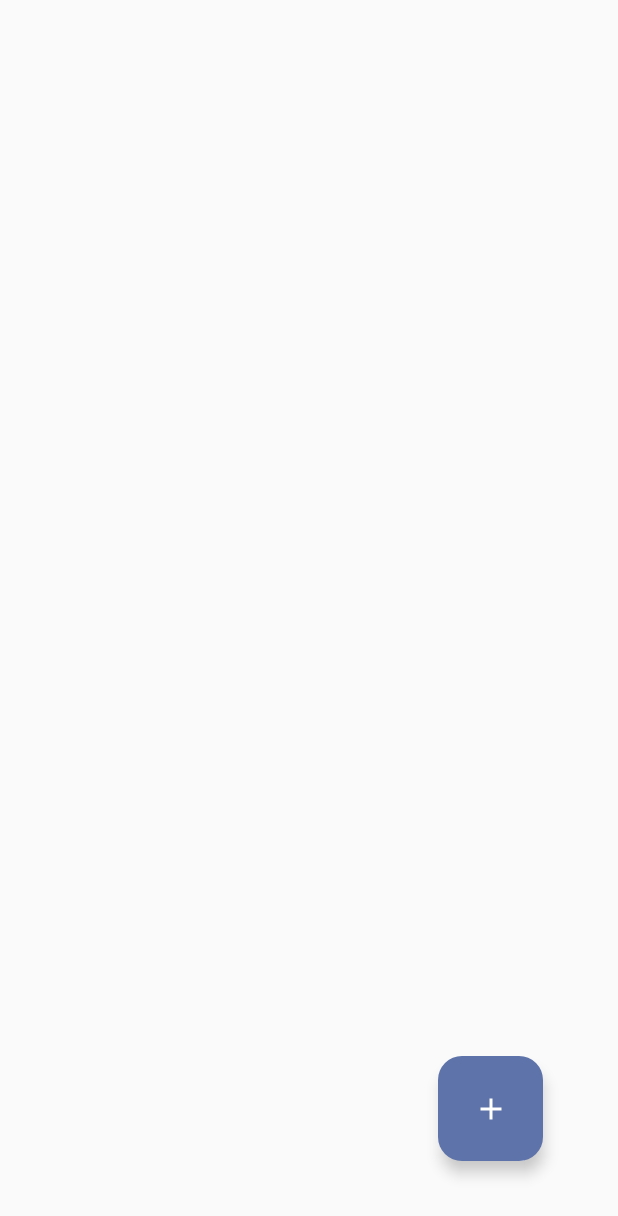
After one commit to Andryss/Trousseau-mobile, an Android app built with Jetpack Compose: the ProfilePage screen opened through its navigation route, on a phone screen of 412 x 824 dp. The commit adds this screen. Shown: the top 1216 px of the screen. Run offline under Robolectric (Android 15) with nearby library versions, the phone set to English and light mode, and no system bars.

Commit message:
Add main page

```diff
--- a/app/build.gradle.kts
+++ b/app/build.gradle.kts
@@ -5,7 +5,7 @@ plugins {
 }
 
 android {
-    namespace = "ru.andryss.trousseau"
+    namespace = "ru.andryss.trousseau.mobile"
     compileSdk = 35
 
     defaultConfig {
@@ -50,7 +50,10 @@ dependencies {
     implementation(libs.androidx.ui.tooling.preview)
     implementation(libs.androidx.material3)
     implementation(libs.androidx.material.icons.extended)
+    implementation(libs.androidx.navigation.compose)
     implementation(libs.io.coil.kt.coil3)
+    implementation(libs.squareup.okhttp3.okhttp)
+    implementation(libs.fasterxml.jackson.kotlin)
     testImplementation(libs.junit)
     androidTestImplementation(libs.androidx.junit)
     androidTestImplementation(libs.androidx.espresso.core)
--- a/app/src/main/AndroidManifest.xml
+++ b/app/src/main/AndroidManifest.xml
@@ -2,7 +2,10 @@
 <manifest xmlns:android="http://schemas.android.com/apk/res/android"
     xmlns:tools="http://schemas.android.com/tools">
 
+    <uses-permission android:name="android.permission.INTERNET"/>
+
     <application
+        android:name=".AppState"
         android:allowBackup="true"
         android:dataExtractionRules="@xml/data_extraction_rules"
         android:fullBackupContent="@xml/backup_rules"
@@ -11,9 +14,10 @@
         android:roundIcon="@mipmap/trousseau_round"
         android:supportsRtl="true"
         android:theme="@style/Theme.Trousseau"
+        android:usesCleartextTraffic="true"
         tools:targetApi="31">
         <activity
-            android:name=".mobile.MainActivity"
+            android:name=".MainActivity"
             android:exported="true"
             android:label="@string/app_name"
             android:theme="@style/Theme.Trousseau">
--- a/app/src/main/java/ru/andryss/trousseau/mobile/MainActivity.kt
+++ b/app/src/main/java/ru/andryss/trousseau/mobile/MainActivity.kt
@@ -1,29 +1,46 @@
 package ru.andryss.trousseau.mobile
 
+import android.app.Application
+import android.content.Context
 import android.os.Bundle
 import androidx.activity.ComponentActivity
 import androidx.activity.compose.setContent
 import androidx.activity.enableEdgeToEdge
-import androidx.compose.foundation.layout.Box
-import androidx.compose.foundation.layout.fillMaxSize
-import androidx.compose.foundation.layout.padding
-import androidx.compose.material3.Scaffold
-import androidx.compose.ui.Modifier
+import androidx.navigation.compose.rememberNavController
+import okhttp3.OkHttpClient
 import ru.andryss.trousseau.mobile.theme.TrousseauTheme
+import ru.andryss.trousseau.mobile.util.PropertyNames.Companion.TROUSSEAU_REQUEST_TIMEOUT
+import java.util.Properties
+import java.util.concurrent.TimeUnit
+
+const val TAG = "trousseau-mobile"
+
+class AppState : Application() {
+    lateinit var properties: Properties
+    lateinit var httpClient: OkHttpClient
+}
+
+fun AppState.configureWith(applicationContext: Context) {
+    properties = Properties().apply {
+        load(applicationContext.assets.open("app.properties"))
+    }
+
+    httpClient = OkHttpClient.Builder()
+        .callTimeout(properties.getProperty(TROUSSEAU_REQUEST_TIMEOUT, "30").toLong(), TimeUnit.SECONDS)
+        .build()
+}
 
 class MainActivity : ComponentActivity() {
     override fun onCreate(savedInstanceState: Bundle?) {
         super.onCreate(savedInstanceState)
+
+        val appState = application as AppState
+        appState.configureWith(applicationContext)
+
         enableEdgeToEdge()
         setContent {
             TrousseauTheme {
-                Scaffold(modifier = Modifier.fillMaxSize()) { innerPadding ->
-                    Box(
-                        modifier = Modifier.padding(innerPadding)
-                    ) {
-                        CreateItemPage()
-                    }
-                }
+                MainPage(state = appState, navController = rememberNavController())
             }
         }
     }
--- /dev/null
+++ b/app/src/main/java/ru/andryss/trousseau/mobile/MainPage.kt
@@ -0,0 +1,22 @@
+package ru.andryss.trousseau.mobile
+
+import androidx.compose.runtime.Composable
+import androidx.navigation.NavHostController
+import androidx.navigation.compose.NavHost
+import androidx.navigation.compose.composable
+
+@Composable
+fun MainPage(state: AppState, navController: NavHostController) {
+    NavHost(
+        navController = navController,
+        startDestination = "profile",
+        builder = {
+            composable("profile") {
+                ProfilePage(state)
+            }
+            composable("items/create") {
+                CreateItemPage()
+            }
+        }
+    )
+}
--- /dev/null
+++ b/app/src/main/java/ru/andryss/trousseau/mobile/ProfilePage.kt
@@ -0,0 +1,81 @@
+package ru.andryss.trousseau.mobile
+
+import android.util.Log
+import androidx.compose.foundation.layout.Box
+import androidx.compose.foundation.layout.fillMaxSize
+import androidx.compose.foundation.layout.padding
+import androidx.compose.foundation.layout.size
+import androidx.compose.material.icons.Icons
+import androidx.compose.material.icons.filled.Add
+import androidx.compose.material.icons.filled.Error
+import androidx.compose.material3.AlertDialog
+import androidx.compose.material3.CircularProgressIndicator
+import androidx.compose.material3.FloatingActionButton
+import androidx.compose.material3.Icon
+import androidx.compose.material3.Text
+import androidx.compose.material3.TextButton
+import androidx.compose.runtime.Composable
+import androidx.compose.runtime.getValue
+import androidx.compose.runtime.mutableStateOf
+import androidx.compose.runtime.remember
+import androidx.compose.runtime.setValue
+import androidx.compose.ui.Alignment
+import androidx.compose.ui.Modifier
+import androidx.compose.ui.unit.dp
+import ru.andryss.trousseau.mobile.model.createItem
+
+@Composable
+fun ProfilePage(state: AppState) {
+
+    var createItemLoading by remember { mutableStateOf(false) }
+
+    var showAlert by remember { mutableStateOf(false) }
+    var alertText by remember { mutableStateOf("") }
+
+    fun onCreateNewItem() {
+        createItemLoading = true
+        state.createItem(
+            onSuccess = {
+                Log.i(TAG, it)
+                createItemLoading = false
+            },
+            onError = {
+                alertText = it
+                showAlert = true
+                createItemLoading = false
+            }
+        )
+    }
+
+    Box(modifier = Modifier.fillMaxSize()) {
+        if (showAlert) {
+            AlertDialog(
+                onDismissRequest = { showAlert = false },
+                confirmButton = {
+                    TextButton(onClick = { showAlert = false }) {
+                        Text("OK")
+                    }
+                },
+                icon = { Icon(Icons.Filled.Error, "Error icon") },
+                text = { Text(alertText) }
+            )
+        }
+        FloatingActionButton(
+            onClick = { if (!createItemLoading) onCreateNewItem() },
+            modifier = Modifier
+                .align(Alignment.BottomEnd)
+                .padding(50.dp)
+        ) {
+            Box(
+                contentAlignment = Alignment.Center,
+                modifier = Modifier.size(70.dp)
+            ) {
+                if (createItemLoading) {
+                    CircularProgressIndicator()
+                } else {
+                    Icon(Icons.Filled.Add, "Create new icon button")
+                }
+            }
+        }
+    }
+}
```
Also changed, not shown: app/src/main/java/ru/andryss/trousseau/mobile/model/CreateItem.kt (added, +56 -0 lines), app/src/main/java/ru/andryss/trousseau/mobile/model/ErrorObject.kt (added, +7 -0 lines), app/src/main/java/ru/andryss/trousseau/mobile/util/HttpUtil.kt (added, +27 -0 lines), app/src/main/java/ru/andryss/trousseau/mobile/util/PropertyNames.kt (added, +8 -0 lines), app/src/main/java/ru/andryss/trousseau/mobile/widgets/MultipleImagePicker.kt (+11 -1 lines), gradle/libs.versions.toml (+6 -1 lines), app/src/main/assets/app.properties (added).
